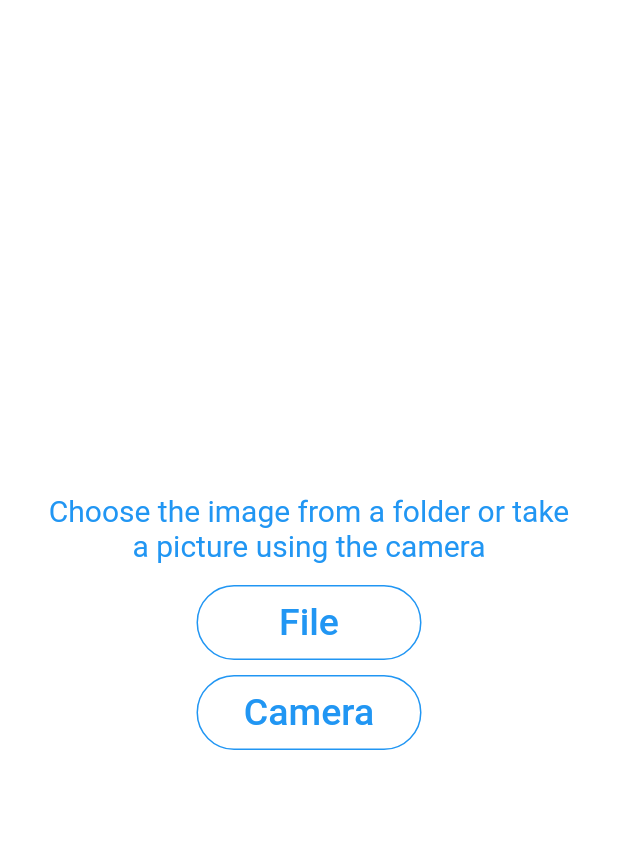
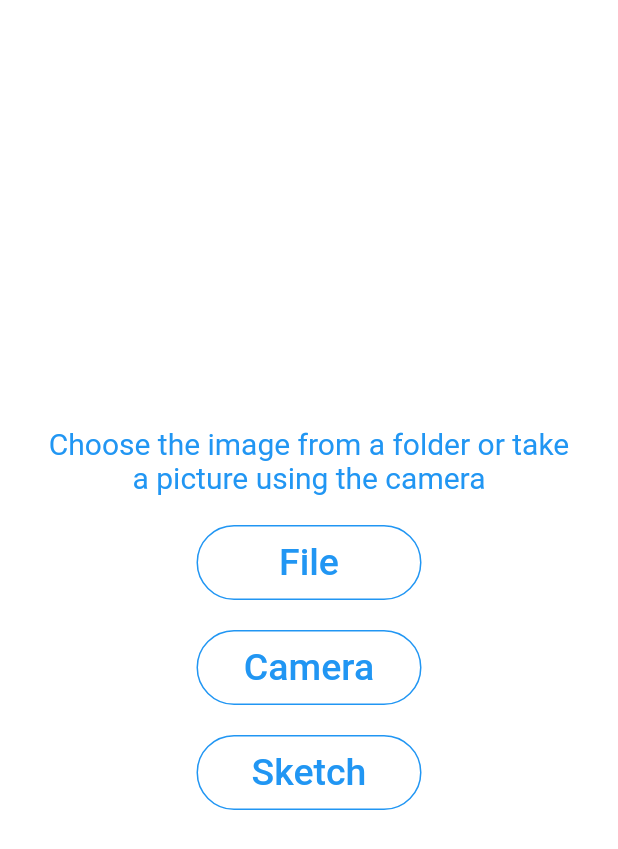
Before and after one commit to MuleHakim/geez-number-classifier, a Flutter app: the screen it shows after launch, after a tap on "start", on a phone screen of 412 x 824 dp. Shown: the top 849 px of the screen. Run offline on Flutter 3.47's test engine with Material 2 defaults, Android fonts, the phone set to English and light mode, and no system bars; our stand-ins replace dio, image_picker, open_file, typewritertext; missing offline and left inert: image_sketcher; project files that could hold a hidden picture were left out.

Commit message:
more dataset added

```diff
--- a/frontend_flutter/geez_characters/lib/main.dart
+++ b/frontend_flutter/geez_characters/lib/main.dart
@@ -1,15 +1,17 @@
 import 'package:flutter/material.dart';
 import 'package:flutter/services.dart';
 import 'package:geez_numbers_flutter/pages/splash_screen.dart';
-import 'package:flutter/services.dart';
 
 void main() {
+
   WidgetsFlutterBinding.ensureInitialized();
   SystemChrome.setEnabledSystemUIMode(SystemUiMode.immersiveSticky);
   runApp(
     const MaterialApp(
       debugShowCheckedModeBanner: false,
-      home: SplashScreen(),
+      home: Scaffold(
+        body: SplashScreen(),
+      ),
     ),
   );
 }
--- a/frontend_flutter/geez_characters/lib/pages/home.dart
+++ b/frontend_flutter/geez_characters/lib/pages/home.dart
@@ -3,13 +3,15 @@ import 'dart:io';
 import 'package:dio/dio.dart';
 import 'package:flutter/material.dart';
 import 'package:flutter/services.dart';
+import 'package:geez_numbers_flutter/pages/sketcher.dart';
 import 'package:geez_numbers_flutter/utility/http.dart';
 import 'package:image_picker/image_picker.dart';
 import '../api/urls.dart';
 import '../widgets/button.dart';
 
 class HomePage extends StatefulWidget {
-  const HomePage({super.key});
+  final String? path;
+  const HomePage({super.key, this.path});
 
   @override
   State<HomePage> createState() => HomePageState();
@@ -30,47 +32,42 @@ class HomePageState extends State<HomePage> {
     7: "፯",
     8: "፰",
     9: "፱",
-    10: 'ሀ',
-    11: 'ሁ',
-    12: 'ሂ',
-    13: 'ሃ',
-    14: "ሄ",
-    15: 'ህ',
-    16: 'ሆ',
-    17: "ለ",
-    18: "ሉ",
-    19: "ሊ",
-    20: "ላ",
-    21: "ሌ",
-    22: "ል",
-    23: "ሎ",
-    24: "ሐ",
-    25: "ሑ",
-    26: "ሒ",
-    27: "ሓ",
-    28: "ሔ",
-    29: "ሕ",
-    30: "ሖ",
-    31: "መ",
-    32: "ሙ",
-    33: "ሚ",
-    34: "ማ",
-    35: "ሜ",
-    36: "ም",
-    37: "ሞ"
+    10: '፲',
+    11: '፳',
+    12: '፴',
+    13: '፵',
+    14: "፶",
+    15: '፷',
+    16: '፸',
+    17: "፹",
+    18: "፺",
+    19: "፻",
   };
+
+  @override
+  void initState() {
+    if (widget.path != null){
+      PickFromFile(path: widget.path);
+    }
+  }
 
   void reset_number() {
     number = "click the predict button to continue";
     setState(() {});
   }
 
-  Future PickFromFile() async {
+  Future PickFromFile({path = null}) async {
     try {
-      final image = await ImagePicker().pickImage(source: ImageSource.gallery);
-      if (image == null) return;
-
-      final imageTemp = File(image.path);
+      late File imageTemp;
+      if (path == null) {
+        final image = await ImagePicker().pickImage(
+            source: ImageSource.gallery);
+        if (image == null) return;
+        imageTemp = File(image.path);
+      }
+      else{
+        imageTemp = File(path);
+      }
       setState(() => this.image = imageTemp);
     } on PlatformException catch (e) {
       print('Failed to pick image: $e');
@@ -111,6 +108,7 @@ class HomePageState extends State<HomePage> {
       setState(() {});
       number = word_dict[int.parse(number)]!;
     }).catchError((error) => print(error));
+
   }
 
   @override
@@ -150,6 +148,14 @@ class HomePageState extends State<HomePage> {
                           ),
                           Button("File", () => PickFromFile()),
                           Button("Camera", () => PickFromCamera()),
+                          Button("Sketch", ()
+                          {
+                                    Navigator.of(context).push(
+                                      MaterialPageRoute(
+                                        builder: (context) => Sketcher(),
+                                      ),
+                                    );
+                                  }),
                         ],
                       ),
                     ),
@@ -190,13 +196,15 @@ class HomePageState extends State<HomePage> {
           child: Column(
             children: [
               Container(
-                height: 55,
+                height: 75,
                 child: Text(
                   number,
                   style: TextStyle(
                       color: Colors.blue,
-                      fontSize: number.length <= 2 ? 60 : 25),
+                      fontSize: number.length <= 2 ? 60 : 20),
+                  textAlign: TextAlign.center,
                 ),
+
               ),
               Container(
                 width: 250,
@@ -220,8 +228,7 @@ class HomePageState extends State<HomePage> {
               Row(
                 mainAxisAlignment: MainAxisAlignment.spaceAround,
                 children: [
-                  Button("File", () => PickFromFile()),
-                  Button("Camera", () => PickFromCamera()),
+                  Button("Back", () => Navigator.pop(context))
                 ],
               ),
             ],
@@ -260,11 +267,11 @@ class HomePageState extends State<HomePage> {
           mainAxisAlignment: MainAxisAlignment.center,
           children: [
             Container(
-              height: 55,
+              height: 75,
               child: Text(
                 number,
                 style: TextStyle(
-                    color: Colors.blue, fontSize: number.length <= 2 ? 60 : 25),
+                    color: Colors.blue, fontSize: number.length <= 2 ? 60 : 20),
               textAlign: TextAlign.center, ),
 
             ),
@@ -290,8 +297,7 @@ class HomePageState extends State<HomePage> {
             Row(
               mainAxisAlignment: MainAxisAlignment.spaceAround,
               children: [
-                Button("File", () => PickFromFile()),
-                Button("Camera", () => PickFromCamera()),
+                Button("Back", () => Navigator.pop(context))
               ],
             ),
           ],
--- a/frontend_flutter/geez_characters/lib/widgets/button.dart
+++ b/frontend_flutter/geez_characters/lib/widgets/button.dart
@@ -3,13 +3,14 @@ import 'package:flutter/material.dart';
 class Button extends StatelessWidget {
   late String text;
   late Function func;
-  Button(this.text, this.func, {super.key});
+  double? width;
+  Button(this.text, this.func, {super.key, this.width = 150});
 
   @override
   Widget build(BuildContext context) {
     return Container(
-      width: 150,
-      margin: const EdgeInsets.all(5),
+      width: width,
+      margin: const EdgeInsets.all(10),
       clipBehavior: Clip.hardEdge,
       decoration: BoxDecoration(
           borderRadius: BorderRadius.circular(30),
@@ -18,7 +19,7 @@ class Button extends StatelessWidget {
           onPressed: () => func(),
           child: Text(
             text,
-            style: const TextStyle(fontSize: 25),
+            style: TextStyle(fontSize: width == 150 ? 25:10),
           )),
     );
   }
--- a/frontend_flutter/geez_characters/pubspec.yaml
+++ b/frontend_flutter/geez_characters/pubspec.yaml
@@ -40,6 +40,8 @@ dependencies:
   path: ^1.8.1
   dio: ^4.0.6
   typewritertext: ^1.8.0
+  image_sketcher: ^0.0.4
+  open_file: ^2.1.1
 
 dev_dependencies:
   flutter_test:
```
Also changed, not shown: frontend_flutter/geez_characters/lib/pages/sketcher.dart (added, +116 -0 lines), frontend_flutter/geez_characters/assets/images/sample.jpeg (added), frontend_flutter/geez_characters/pubspec.lock, 4 other files.
